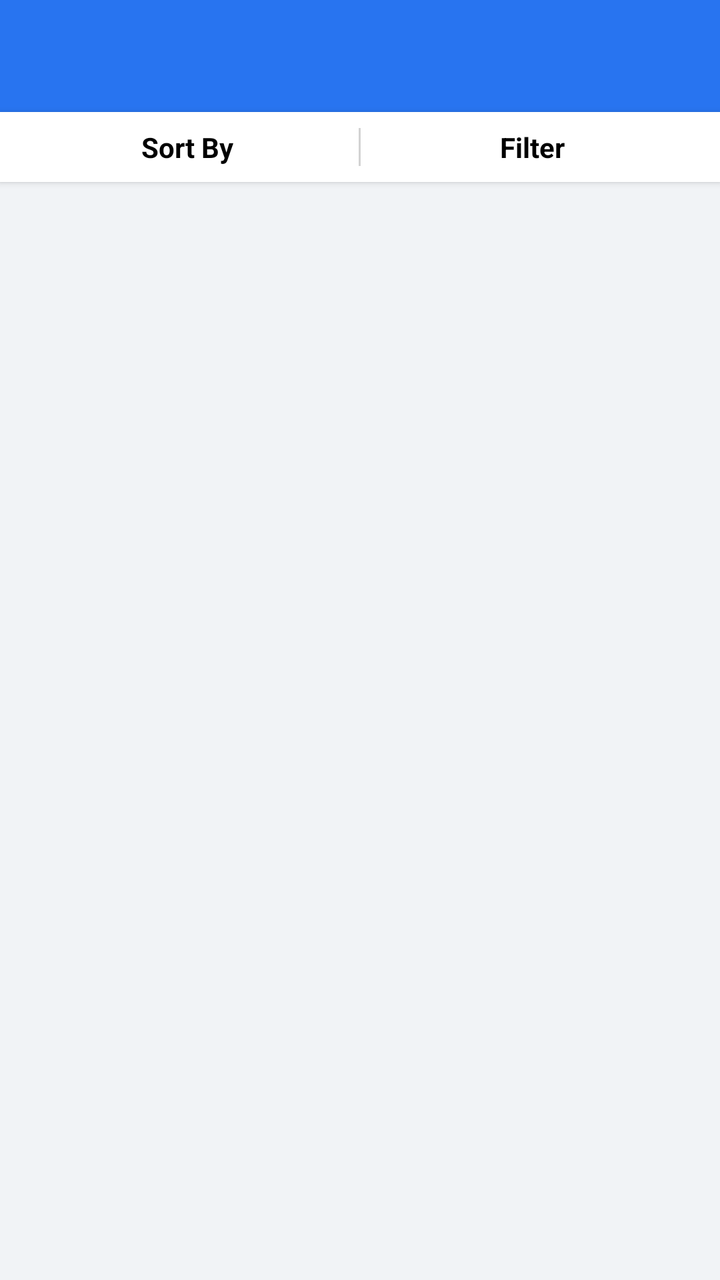
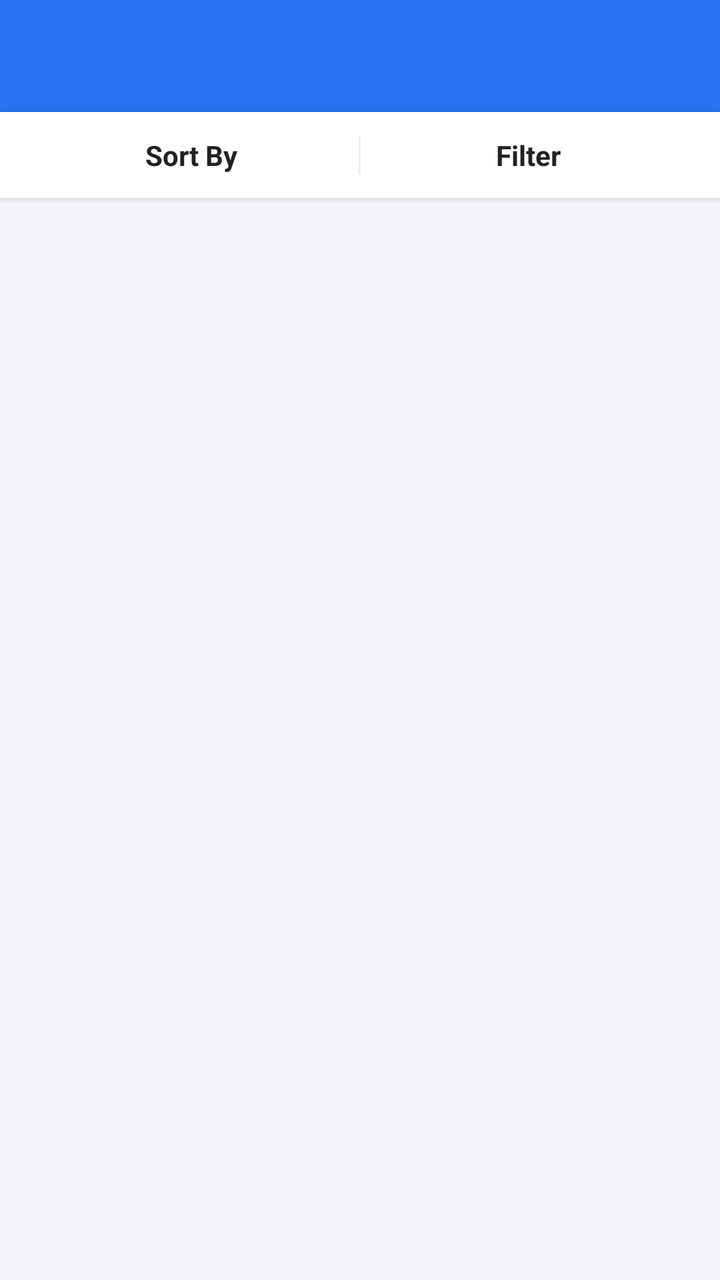

Before-and-after screenshots of an Android layout around one commit, followed by the original layout XML and the change that was made.
<!-- AndroidManifest.xml: application theme Theme.SKRozaanaBazaar -->
<!-- res/layout/activity_product_list.xml -->
<?xml version="1.0" encoding="utf-8"?>
<LinearLayout xmlns:android="http://schemas.android.com/apk/res/android"
    xmlns:app="http://schemas.android.com/apk/res-auto"
    android:layout_width="match_parent"
    android:layout_height="match_parent"
    android:background="#F1F3F6"
    android:orientation="vertical">

    <androidx.appcompat.widget.Toolbar
        android:id="@+id/toolbar"
        android:layout_width="match_parent"
        android:layout_height="?attr/actionBarSize"
        android:background="#2874F0"
        app:titleTextColor="#FFFFFF" />

    <LinearLayout
        android:layout_width="match_parent"
        android:layout_height="wrap_content"
        android:background="#FFFFFF"
        android:elevation="2dp"
        android:orientation="horizontal"
        android:padding="8dp">

        <TextView
            android:id="@+id/tvSort"
            android:layout_width="0dp"
            android:layout_height="wrap_content"
            android:layout_weight="1"
            android:gravity="center"
            android:text="Sort By"
            android:textColor="#000000"
            android:textStyle="bold" />

        <View
            android:layout_width="1dp"
            android:layout_height="match_parent"
            android:background="#D3D3D3" />

        <TextView
            android:id="@+id/tvFilter"
            android:layout_width="0dp"
            android:layout_height="wrap_content"
            android:layout_weight="1"
            android:gravity="center"
            android:text="Filter"
            android:textColor="#000000"
            android:textStyle="bold" />
    </LinearLayout>

    <androidx.recyclerview.widget.RecyclerView
        android:id="@+id/rvProducts"
        android:layout_width="match_parent"
        android:layout_height="match_parent"
        android:padding="4dp"
        app:layoutManager="androidx.recyclerview.widget.LinearLayoutManager" />

</LinearLayout>
<!-- resources referenced by this layout -->
<resources>
  <style name="Theme.SKRozaanaBazaar" parent="Theme.MaterialComponents.DayNight.NoActionBar">
          
          <item name="colorPrimary">@color/colorPrimary</item>
          <item name="colorPrimaryVariant">@color/colorPrimary</item>
          <item name="colorOnPrimary">@color/white</item>
          
          <item name="colorSecondary">@color/colorSecondary</item>
          <item name="colorSecondaryVariant">@color/colorSecondary</item>
          <item name="colorOnSecondary">@color/white</item>
          
          <item name="android:statusBarColor" tools:targetApi="l">?attr/colorPrimary</item>
  
          
          <item name="materialButtonStyle">@style/Widget.App.Button</item>
          <item name="materialCardViewStyle">@style/Widget.App.Card</item>
      </style>
  <color name="colorPrimary">#007BFF</color>
  <color name="white">#FFFFFFFF</color>
  <color name="colorSecondary">#FB641B</color>
  <style name="Widget.App.Button" parent="Widget.MaterialComponents.Button">
          <item name="shapeAppearanceOverlay">@style/ShapeAppearance.App.Rounded</item>
          <item name="android:insetTop">0dp</item>
          <item name="android:insetBottom">0dp</item>
          <item name="android:textAllCaps">false</item>
      </style>
  <style name="Widget.App.Card" parent="Widget.MaterialComponents.CardView">
          <item name="shapeAppearanceOverlay">@style/ShapeAppearance.App.Rounded.Large</item>
          <item name="cardElevation">2dp</item>
      </style>
  <style name="ShapeAppearance.App.Rounded" parent="ShapeAppearance.MaterialComponents.SmallComponent">
          <item name="cornerFamily">rounded</item>
          <item name="cornerSize">20dp</item>
      </style>
  <style name="ShapeAppearance.App.Rounded.Large" parent="ShapeAppearance.MaterialComponents.MediumComponent">
          <item name="cornerFamily">rounded</item>
          <item name="cornerSize">16dp</item>
      </style>
</resources>

<!-- the commit's change to res/layout/activity_product_list.xml (unified diff, before → after) -->
@@ -3,23 +3,23 @@
     xmlns:app="http://schemas.android.com/apk/res-auto"
     android:layout_width="match_parent"
     android:layout_height="match_parent"
-    android:background="#F1F3F6"
+    android:background="@color/colorBackground"
     android:orientation="vertical">
 
     <androidx.appcompat.widget.Toolbar
         android:id="@+id/toolbar"
         android:layout_width="match_parent"
         android:layout_height="?attr/actionBarSize"
-        android:background="#2874F0"
-        app:titleTextColor="#FFFFFF" />
+        android:background="@color/colorPrimary"
+        app:titleTextColor="@color/white" />
 
     <LinearLayout
         android:layout_width="match_parent"
         android:layout_height="wrap_content"
-        android:background="#FFFFFF"
+        android:background="@color/white"
         android:elevation="2dp"
         android:orientation="horizontal"
-        android:padding="8dp">
+        android:padding="12dp">
 
         <TextView
             android:id="@+id/tvSort"
@@ -28,13 +28,14 @@
             android:layout_weight="1"
             android:gravity="center"
             android:text="Sort By"
-            android:textColor="#000000"
+            android:textColor="@color/text_primary"
+            android:textSize="14sp"
             android:textStyle="bold" />
 
         <View
             android:layout_width="1dp"
             android:layout_height="match_parent"
-            android:background="#D3D3D3" />
+            android:background="@color/colorDivider" />
 
         <TextView
             android:id="@+id/tvFilter"
@@ -43,7 +44,8 @@
             android:layout_weight="1"
             android:gravity="center"
             android:text="Filter"
-            android:textColor="#000000"
+            android:textColor="@color/text_primary"
+            android:textSize="14sp"
             android:textStyle="bold" />
     </LinearLayout>
 
<!-- resource entries referenced after the edit -->
@@ -1,5 +1,7 @@
 <!-- resources referenced by this layout -->
 <resources>
+  <color name="colorBackground">#F1F3F6</color>
+  <color name="colorDivider">#EEEEEE</color>
   <style name="Theme.SKRozaanaBazaar" parent="Theme.MaterialComponents.DayNight.NoActionBar">
           
           <item name="colorPrimary">@color/colorPrimary</item>
@@ -16,7 +18,8 @@
           <item name="materialButtonStyle">@style/Widget.App.Button</item>
           <item name="materialCardViewStyle">@style/Widget.App.Card</item>
       </style>
-  <color name="colorPrimary">#007BFF</color>
+  <color name="colorPrimary">#2874F0</color>
+  <color name="text_primary">#212121</color>
   <color name="white">#FFFFFFFF</color>
   <color name="colorSecondary">#FB641B</color>
   <style name="Widget.App.Button" parent="Widget.MaterialComponents.Button">
@@ -27,15 +30,16 @@
       </style>
   <style name="Widget.App.Card" parent="Widget.MaterialComponents.CardView">
           <item name="shapeAppearanceOverlay">@style/ShapeAppearance.App.Rounded.Large</item>
-          <item name="cardElevation">2dp</item>
+          <item name="cardElevation">1dp</item>
+          <item name="android:layout_margin">4dp</item>
       </style>
   <style name="ShapeAppearance.App.Rounded" parent="ShapeAppearance.MaterialComponents.SmallComponent">
           <item name="cornerFamily">rounded</item>
-          <item name="cornerSize">20dp</item>
+          <item name="cornerSize">4dp</item>
       </style>
   <style name="ShapeAppearance.App.Rounded.Large" parent="ShapeAppearance.MaterialComponents.MediumComponent">
           <item name="cornerFamily">rounded</item>
-          <item name="cornerSize">16dp</item>
+          <item name="cornerSize">8dp</item>
       </style>
 </resources>
 
